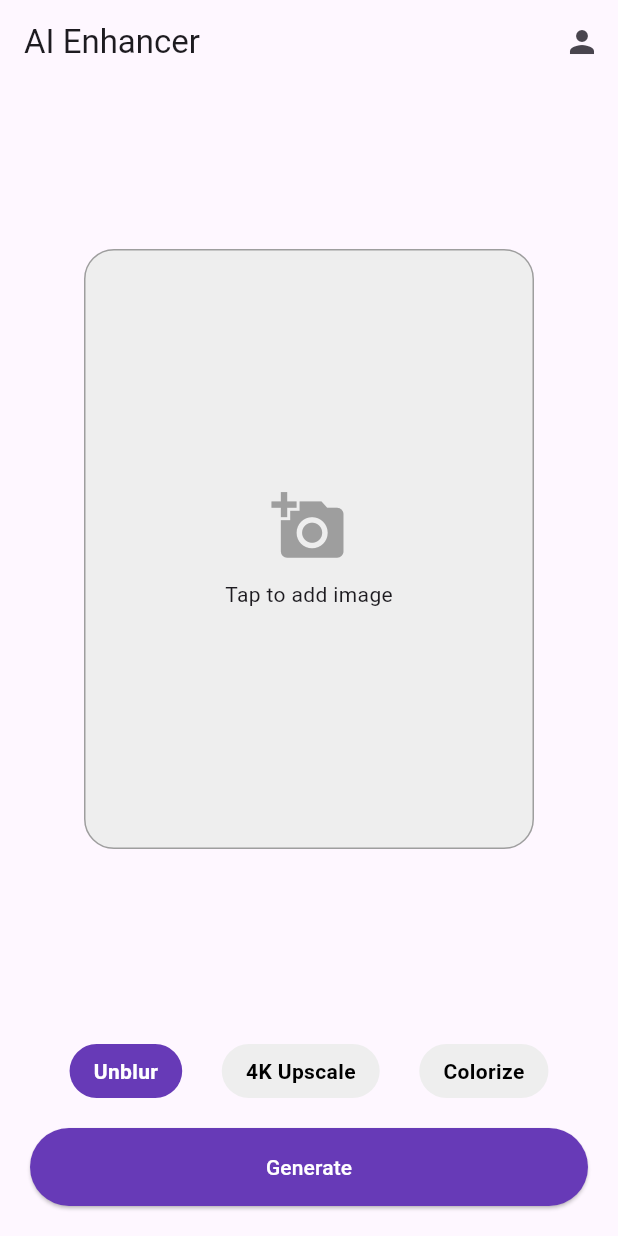
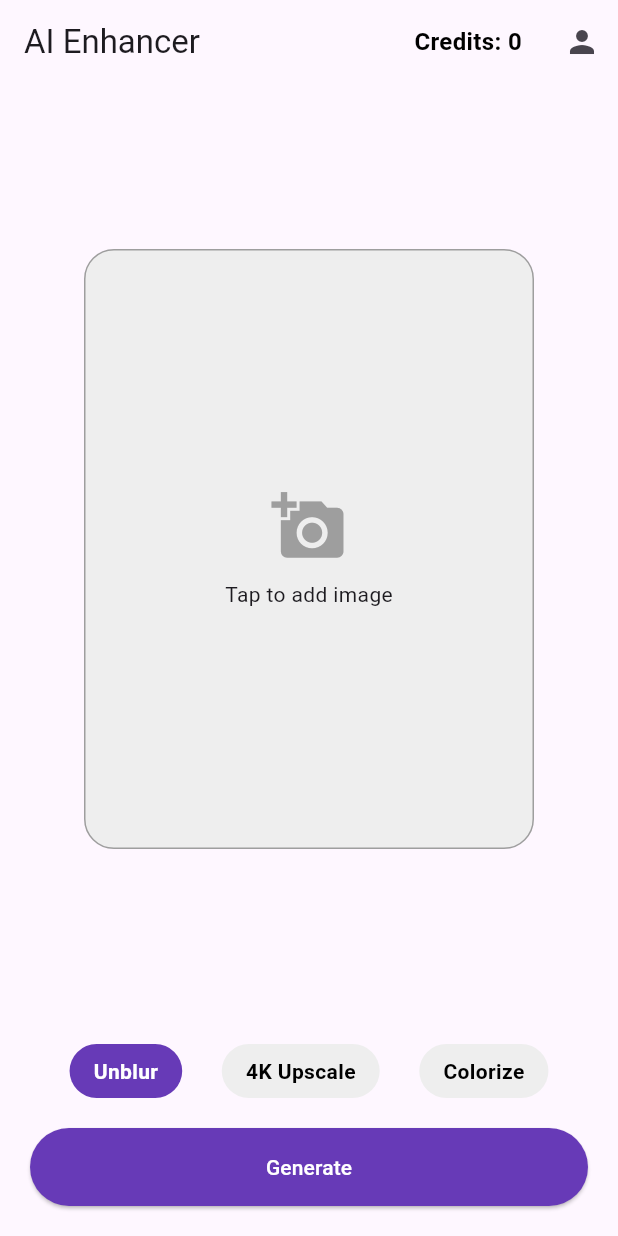
Before and after one commit to Obiinnaa-codes/unblur_images, a Flutter app: the screen it shows once a user with an empty profile is signed in, after a tap on "Generate", on a phone screen of 412 x 824 dp. Run offline on Flutter 3.47's test engine with Material 3 defaults, Android fonts, the phone set to English and light mode, and no system bars; drawn by our look-alikes of sentry_flutter; our stand-ins replace flutter_riverpod, image_picker, permission_handler, supabase_flutter; missing offline and left inert: gal, purchases_flutter, purchases_ui_flutter; accounts and stored records are empty; network calls fail.

Commit message:
feat: Implement core application structure, authentication, and RevenueCat-powered paywall with in-app purchases.

```diff
--- /dev/null
+++ b/lib/constants.dart
@@ -0,0 +1,3 @@
+class AppConstants {
+  static const String androidPackageId = 'unblur.images';
+}
--- a/lib/features/auth/presentation/login_screen.dart
+++ b/lib/features/auth/presentation/login_screen.dart
@@ -2,6 +2,7 @@ import 'package:flutter/material.dart';
 import 'package:flutter_riverpod/flutter_riverpod.dart';
 import 'package:unblur_images/features/auth/data/auth_repository.dart';
 import 'package:supabase_flutter/supabase_flutter.dart';
+import 'package:sentry_flutter/sentry_flutter.dart';
 
 final authRepositoryProvider = Provider<AuthRepository>((ref) {
   return AuthRepository(Supabase.instance.client);
@@ -23,12 +24,15 @@ class _LoginScreenState extends ConsumerState<LoginScreen> {
     });
     try {
       await ref.read(authRepositoryProvider).signInWithGoogle();
-    } catch (e) {
+    } catch (e, stackTrace) {
+      debugPrint('Error: $e\n$stackTrace');
       if (mounted) {
         ScaffoldMessenger.of(context).showSnackBar(
           SnackBar(content: Text('Error: $e'), backgroundColor: Colors.red),
         );
       }
+      // 2. Send the error to Sentry
+      await Sentry.captureException(e, stackTrace: stackTrace);
     } finally {
       if (mounted) {
         setState(() {
--- a/lib/features/home/presentation/home_screen.dart
+++ b/lib/features/home/presentation/home_screen.dart
@@ -19,6 +19,84 @@ class _HomeScreenState extends ConsumerState<HomeScreen> {
   File? _selectedImage;
   bool _isUploading = false;
   String _selectedFeature = 'unblur'; // unblur, upscale, colorize
+  Map<String, dynamic>? _subscriptionStatus;
+
+  bool _isLoadingCredits = true;
+
+  @override
+  void initState() {
+    super.initState();
+    // Fetch initial credits when screen loads
+    _fetchCredits();
+  }
+
+  /// Fetches the latest subscription status (credits, pro status) from Supabase
+  Future<void> _fetchCredits() async {
+    if (!mounted) return;
+    setState(() => _isLoadingCredits = true);
+
+    final usageRepo = ref.read(usageRepositoryProvider);
+    final status = await usageRepo.getSubscriptionStatus();
+
+    if (mounted) {
+      setState(() {
+        // If null, default to 0 credits and not pro (safe fallback)
+        _subscriptionStatus = status ?? {'credits': 0, 'is_pro': false};
+        _isLoadingCredits = false;
+      });
+    }
+  }
+
+  /// Builds the widget to display credit balance or 'Unlimited' status
+  Widget _buildCreditsDisplay() {
+    // If status is not yet loaded, show nothing or a small loader
+    if (_isLoadingCredits) {
+      return const SizedBox(
+        width: 16,
+        height: 16,
+        child: CircularProgressIndicator(strokeWidth: 2),
+      );
+    }
+
+    // Safety check, though _fetchCredits guarantees non-null now
+    if (_subscriptionStatus == null) return const SizedBox.shrink();
+
+    final int credits = _subscriptionStatus!['credits'] ?? 0;
+    final bool isPro = _subscriptionStatus!['is_pro'] ?? false;
+
+    // Check if subscription is strictly valid (reusing logic pattern from repo)
+    bool isUnlimited = isPro;
+    if (isPro) {
+      final expiryStr = _subscriptionStatus!['subscription_expiry'] as String?;
+      if (expiryStr != null) {
+        final expiry = DateTime.tryParse(expiryStr);
+        // If expired, they are not unlimited anymore
+        if (expiry != null && expiry.isBefore(DateTime.now())) {
+          isUnlimited = false;
+        }
+      }
+    }
+
+    if (isUnlimited) {
+      return const Text(
+        'Unlimited',
+        style: TextStyle(
+          fontWeight: FontWeight.bold,
+          color: Colors.black, // Visible on light AppBar
+          fontSize: 16,
+        ),
+      );
+    }
+
+    return Text(
+      'Credits: $credits',
+      style: const TextStyle(
+        fontWeight: FontWeight.bold,
+        fontSize: 16,
+        color: Colors.black, // Visible on light AppBar
+      ),
+    );
+  }
 
   Future<void> _pickImage() async {
     showModalBottomSheet(
@@ -91,21 +169,24 @@ class _HomeScreenState extends ConsumerState<HomeScreen> {
                 child: const Text('Cancel'),
               ),
               ElevatedButton(
-                onPressed: () {
+                onPressed: () async {
                   Navigator.pop(context);
                   // Navigate to paywall
-                  Navigator.push(
+                  await Navigator.push(
                     context,
                     MaterialPageRoute(
                       builder: (context) => const UpgradeToProScreen(),
                     ),
                   );
+                  // Refresh credits on return
+                  _fetchCredits();
                 },
                 child: const Text('Upgrade'),
               ),
             ],
           ),
         );
+        return; // Stop processing if no credits
       }
       // 1 upload user image to supabase bucket name images
       final imageRepo = ref.read(imageRepositoryProvider);
@@ -120,6 +201,11 @@ class _HomeScreenState extends ConsumerState<HomeScreen> {
         imageUrl,
         _selectedFeature,
       );
+
+      // Refresh credits after usage
+      _fetchCredits();
+
+      if (!mounted) return;
 
       ScaffoldMessenger.of(
         context,
@@ -179,13 +265,20 @@ class _HomeScreenState extends ConsumerState<HomeScreen> {
       appBar: AppBar(
         title: const Text('AI Enhancer'),
         actions: [
+          // Display Credits Balance or 'Unlimited'
+          Padding(
+            padding: const EdgeInsets.only(right: 16.0),
+            child: Center(child: _buildCreditsDisplay()),
+          ),
           IconButton(
             icon: const Icon(Icons.person),
-            onPressed: () {
-              Navigator.push(
+            onPressed: () async {
+              // Refresh credits when returning from profile (possible purchase)
+              await Navigator.push(
                 context,
                 MaterialPageRoute(builder: (context) => const ProfileScreen()),
               );
+              _fetchCredits();
             },
           ),
         ],
--- /dev/null
+++ b/lib/features/paywall/data/iap_repository.dart
@@ -0,0 +1,155 @@
+import 'dart:async';
+import 'package:flutter/foundation.dart';
+import 'package:flutter_riverpod/flutter_riverpod.dart';
+import 'package:purchases_flutter/purchases_flutter.dart';
+import 'package:supabase_flutter/supabase_flutter.dart';
+import 'package:unblur_images/core/config/iap_config.dart';
+import 'dart:io' show Platform;
+
+final iapRepositoryProvider = Provider<IAPRepository>((ref) {
+  return IAPRepository(Supabase.instance.client);
+});
+
+/// Repository for handling In-App Purchases via RevenueCat
+class IAPRepository {
+  final SupabaseClient _supabase;
+
+  /// Available offerings fetched from RevenueCat
+  Offerings? _offerings;
+  Offerings? get offerings => _offerings;
+
+  /// Current customer info
+  CustomerInfo? _customerInfo;
+  CustomerInfo? get customerInfo => _customerInfo;
+
+  IAPRepository(this._supabase);
+
+  /// Initialize RevenueCat
+  Future<void> initialize() async {
+    try {
+      await Purchases.setLogLevel(LogLevel.debug);
+
+      late PurchasesConfiguration configuration;
+      if (Platform.isAndroid) {
+        configuration = PurchasesConfiguration(
+          IAPConfig.revenueCatApiKeyGoogle,
+        );
+      } else if (Platform.isIOS) {
+        configuration = PurchasesConfiguration(IAPConfig.revenueCatApiKeyApple);
+      } else {
+        return; // Not supported
+      }
+
+      await Purchases.configure(configuration);
+
+      // Listen to customer info updates
+      Purchases.addCustomerInfoUpdateListener((info) {
+        _customerInfo = info;
+        _handleCustomerInfoUpdate(info);
+      });
+
+      // Fetch initial info
+      _customerInfo = await Purchases.getCustomerInfo();
+      await loadOfferings();
+
+      // Identify user if logged in
+      final userId = _supabase.auth.currentUser?.id;
+      if (userId != null) {
+        await Purchases.logIn(userId);
+      }
+
+      if (kDebugMode) {
+        print('RevenueCat initialized successfully');
+      }
+    } catch (e) {
+      if (kDebugMode) {
+        print('Error initializing RevenueCat: $e');
+      }
+    }
+  }
+
+  /// Load available offerings
+  Future<bool> loadOfferings() async {
+    try {
+      _offerings = await Purchases.getOfferings();
+      if (kDebugMode) {
+        print(
+          'Offerings loaded: ${_offerings?.current?.availablePackages.length ?? 0} packages',
+        );
+      }
+      return true;
+    } catch (e) {
+      if (kDebugMode) {
+        print('Error loading offerings: $e');
+      }
+      return false;
+    }
+  }
+
+  /// Purchase a package
+  Future<bool> purchasePackage(Package package) async {
+    try {
+      final purchaseResult = await Purchases.purchase(
+        PurchaseParams.package(package),
+      );
+      _customerInfo = purchaseResult.customerInfo;
+      return true;
+    } catch (e) {
+      if (kDebugMode) {
+        print('Error purchasing package: $e');
+      }
+      return false;
+    }
+  }
+
+  /// Restore purchases
+  Future<void> restorePurchases() async {
+    try {
+      final customerInfo = await Purchases.restorePurchases();
+      _customerInfo = customerInfo;
+      if (kDebugMode) {
+        print('Purchases restored');
+      }
+    } catch (e) {
+      if (kDebugMode) {
+        print('Error restoring purchases: $e');
+      }
+      rethrow;
+    }
+  }
+
+  /// Check if user has active pro entitlement
+  bool get isPro {
+    if (_customerInfo == null) return false;
+    return _customerInfo!.entitlements.all[IAPConfig.entitlementId]?.isActive ??
+        false;
+  }
+
+  /// Handle updates (e.g., sync with Supabase if needed)
+  Future<void> _handleCustomerInfoUpdate(CustomerInfo info) async {
+    // Ideally, use RevenueCat Webhooks to update Supabase.
+    // Here we can do a client-side sync if strictly necessary,
+    // but usually checking `isPro` or `entitlements` locally is enough for UI.
+
+    final userId = _supabase.auth.currentUser?.id;
+    if (userId == null) return;
+
+    final isPro =
+        info.entitlements.all[IAPConfig.entitlementId]?.isActive ?? false;
+
+    // Optional: Sync minimal status to database for other platforms/web
+    // This is "best effort" from client.
+    try {
+      await _supabase.from('subscriptions').upsert({
+        'user_id': userId,
+        'is_pro': isPro,
+        'updated_at': DateTime.now().toIso8601String(),
+      });
+    } catch (e) {
+      // Ignore sync errors
+      if (kDebugMode) {
+        print('Error syncing status to Supabase: $e');
+      }
+    }
+  }
+}
--- a/lib/features/paywall/data/usage_repository.dart
+++ b/lib/features/paywall/data/usage_repository.dart
@@ -24,6 +24,19 @@ class UsageRepository {
           .single();
 
       final int credits = data['credits'];
+      final bool isPro = data['is_pro'] ?? false;
+
+      // 2. If user is Pro (subscription active), they have unlimited access
+      if (isPro) {
+        // Check if subscription is still valid
+        final expiryStr = data['subscription_expiry'] as String?;
+        if (expiryStr != null) {
+          final expiry = DateTime.tryParse(expiryStr);
+          if (expiry != null && expiry.isAfter(DateTime.now())) {
+            return true; // Subscription is active
+          }
+        }
+      }
 
       // 3. If user has credits
       return credits != 0;
@@ -32,4 +45,72 @@ class UsageRepository {
       return true;
     }
   }
+
+  /// Update subscription status after purchase
+  Future<void> updateSubscriptionStatus({
+    required bool isPro,
+    required String subscriptionType,
+    DateTime? expiryDate,
+  }) async {
+    try {
+      final user = _supabase.auth.currentUser;
+      if (user == null) return;
+
+      await _supabase
+          .from('subscriptions')
+          .update({
+            'is_pro': isPro,
+            'subscription_type': subscriptionType,
+            'subscription_expiry': expiryDate?.toIso8601String(),
+            'updated_at': DateTime.now().toIso8601String(),
+          })
+          .eq('user_id', user.id);
+    } catch (e) {
+      throw Exception('Error updating subscription: $e');
+    }
+  }
+
+  /// Add credits to user account after purchase
+  Future<void> addCredits(int amount) async {
+    try {
+      final user = _supabase.auth.currentUser;
+      if (user == null) return;
+
+      // Fetch current credits
+      final data = await _supabase
+          .from('subscriptions')
+          .select('credits')
+          .eq('user_id', user.id)
+          .single();
+
+      final currentCredits = data['credits'] as int? ?? 0;
+      final newCredits = currentCredits + amount;
+
+      // Update credits
+      await _supabase
+          .from('subscriptions')
+          .update({'credits': newCredits})
+          .eq('user_id', user.id);
+    } catch (e) {
+      throw Exception('Error adding credits: $e');
+    }
+  }
+
+  /// Get current subscription status
+  Future<Map<String, dynamic>?> getSubscriptionStatus() async {
+    try {
+      final user = _supabase.auth.currentUser;
+      if (user == null) return null;
+
+      final data = await _supabase
+          .from('subscriptions')
+          .select()
+          .eq('user_id', user.id)
+          .single();
+
+      return data;
+    } catch (e) {
+      return null;
+    }
+  }
 }
--- a/lib/features/profile/presentation/profile_screen.dart
+++ b/lib/features/profile/presentation/profile_screen.dart
@@ -56,7 +56,7 @@ class ProfileScreen extends StatelessWidget {
             },
           ),
           ListTile(
-            leading: const Icon(Icons.star),
+            leading: const Icon(Icons.credit_card),
             title: const Text('Buy Credits'),
             onTap: () {
               Navigator.of(context).push(
--- a/lib/main.dart
+++ b/lib/main.dart
@@ -5,6 +5,7 @@ import 'package:supabase_flutter/supabase_flutter.dart';
 import 'package:unblur_images/features/auth/presentation/login_screen.dart';
 import 'package:unblur_images/features/home/presentation/home_screen.dart';
 import 'package:sentry_flutter/sentry_flutter.dart';
+import 'package:unblur_images/features/paywall/data/iap_repository.dart';
 
 void main() async {
   WidgetsFlutterBinding.ensureInitialized();
@@ -28,8 +29,6 @@ void main() async {
     appRunner: () =>
         runApp(SentryWidget(child: const ProviderScope(child: MyApp()))),
   );
-  // TODO: Remove this line after sending the first sample event to sentry.
-  await Sentry.captureException(Exception('This is a sample exception.'));
 }
 
 class MyApp extends StatelessWidget {
@@ -49,17 +48,20 @@ class MyApp extends StatelessWidget {
   }
 }
 
-class AuthGate extends StatefulWidget {
+class AuthGate extends ConsumerStatefulWidget {
   const AuthGate({super.key});
 
   @override
-  State<AuthGate> createState() => _AuthGateState();
+  ConsumerState<AuthGate> createState() => _AuthGateState();
 }
 
-class _AuthGateState extends State<AuthGate> {
+class _AuthGateState extends ConsumerState<AuthGate> {
   @override
   void initState() {
     super.initState();
+    // Initialize RevenueCat
+    ref.read(iapRepositoryProvider).initialize();
+
     Supabase.instance.client.auth.onAuthStateChange.listen((data) {
       if (mounted) {
         setState(() {});
```
Also changed, not shown: lib/core/config/iap_config.dart (added, +72 -0 lines), lib/features/auth/data/auth_repository.dart (+6 -30 lines), lib/features/paywall/presentation/paywall_screen.dart (added, +24 -0 lines), pubspec.yaml (+7 -4 lines), pubspec.lock, 3 other files.
